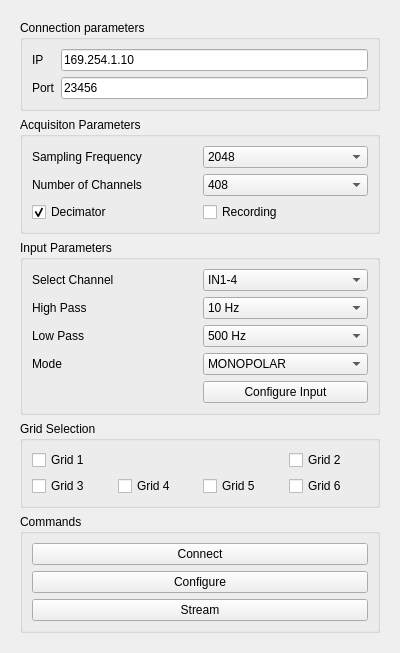
Qt form biosignal_device_interface/gui/ui/otb_quattrocento_template_widget.ui (NsquaredLab/Biosignal-Device-Interface) before a commit.
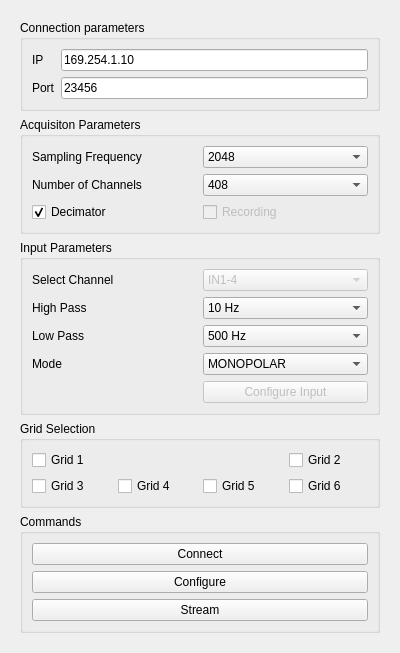
The same form after that commit.

Commit message: Quattrocento implementation finished (untested)

What changed in the file:
```diff
--- a/biosignal_device_interface/gui/ui/otb_quattrocento_template_widget.ui
+++ b/biosignal_device_interface/gui/ui/otb_quattrocento_template_widget.ui
@@ -126,6 +126,9 @@
          </item>
          <item row="0" column="1">
           <widget class="QComboBox" name="inputChannelComboBox">
+           <property name="enabled">
+            <bool>false</bool>
+           </property>
            <item>
             <property name="text">
              <string>IN1-4</string>
@@ -160,6 +163,9 @@
          </item>
          <item row="4" column="1">
           <widget class="QPushButton" name="inputConfigurationPushButton">
+           <property name="enabled">
+            <bool>false</bool>
+           </property>
            <property name="text">
             <string>Configure Input</string>
            </property>
@@ -297,6 +303,9 @@
          </item>
          <item row="2" column="1">
           <widget class="QCheckBox" name="acquisitionRecordingCheckBox">
+           <property name="enabled">
+            <bool>false</bool>
+           </property>
            <property name="text">
             <string>Recording</string>
            </property>
```
Left out of the diff: 4 changed lines with no effect on the pictures. The commit also changes 17 other files.
